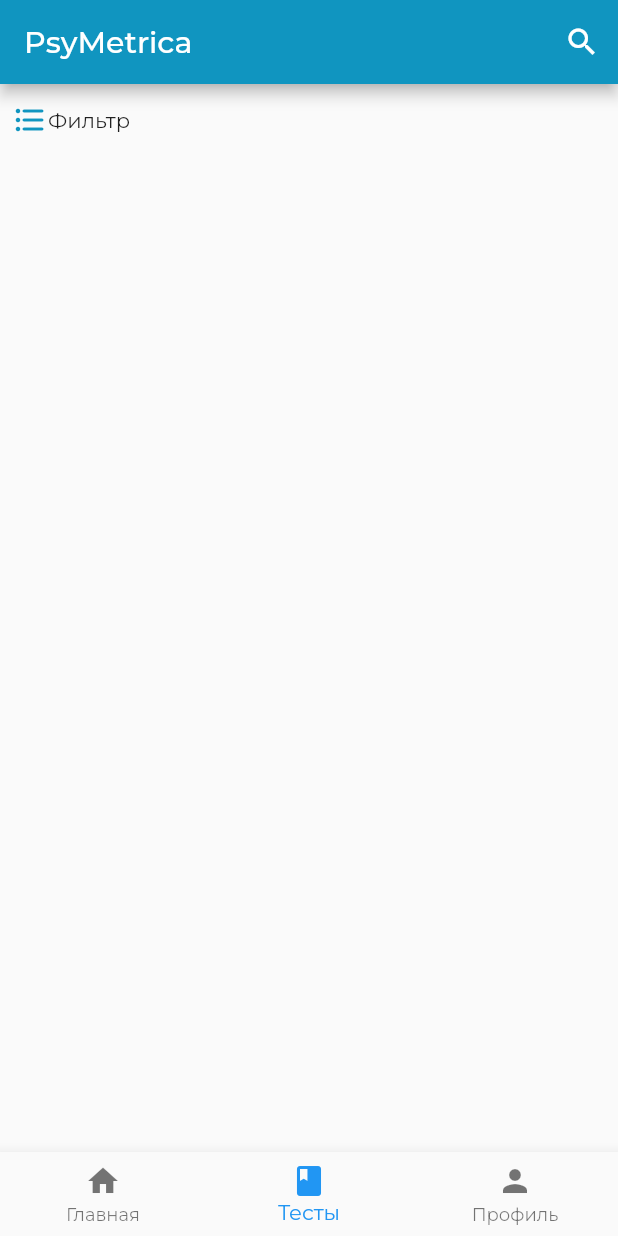
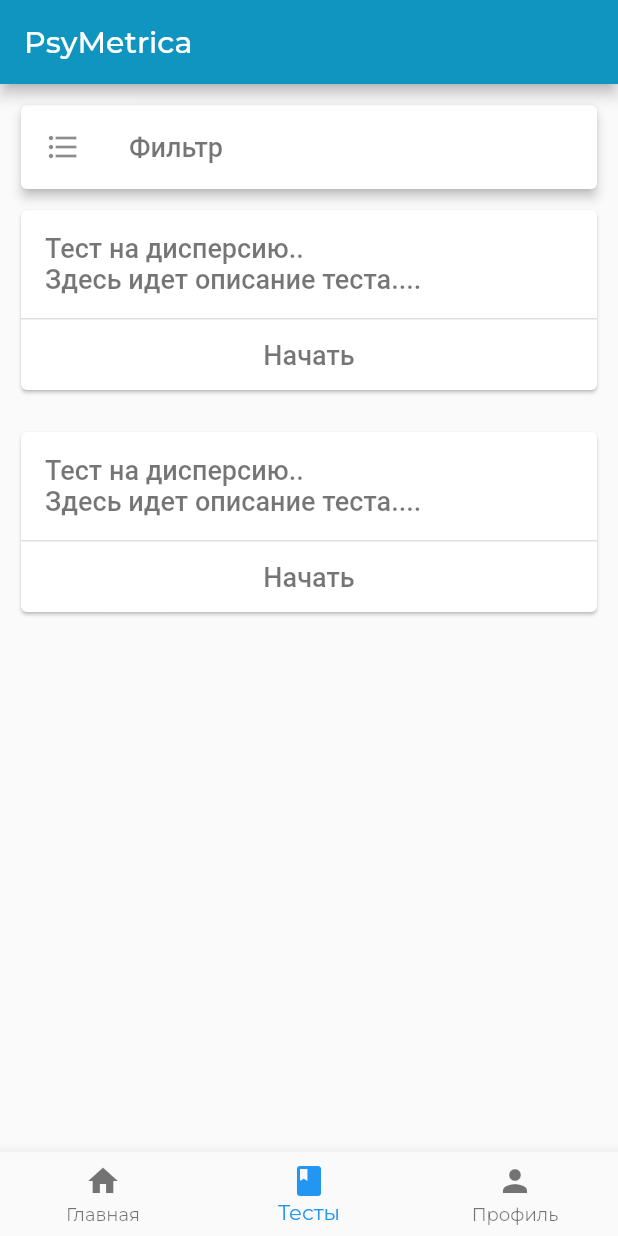
Before and after one commit to egorcherkasoff/psymetrica-mobile, a Flutter app: the TestsScreen screen opened by its route, on a phone screen of 412 x 824 dp. Run offline on Flutter 3.47's test engine with Material 2 defaults, Android fonts, the phone set to English and light mode, and no system bars; our stand-ins replace google_fonts, percent_indicator; missing offline and left inert: flutter_verification_code.

Commit message:
started working on 'tests' screen

```diff
--- a/lib/screens/tests.dart
+++ b/lib/screens/tests.dart
@@ -1,4 +1,6 @@
 import "package:flutter/material.dart";
+import "package:psymetrica/widgets/filter_button.dart";
+import "package:psymetrica/widgets/test_card.dart";
 
 class TestsScreen extends StatefulWidget {
   const TestsScreen({super.key});
@@ -15,15 +17,6 @@ class _TestsScreenState extends State<TestsScreen> {
         title: const Text('PsyMetrica'),
         backgroundColor: Theme.of(context).primaryColor,
         automaticallyImplyLeading: false,
-        actions: [
-          IconButton(
-            onPressed: () {},
-            icon: Icon(
-              Icons.search,
-              color: Colors.white,
-            ),
-          )
-        ],
       ),
       bottomNavigationBar: BottomNavigationBar(
         currentIndex: 1,
@@ -51,22 +44,32 @@ class _TestsScreenState extends State<TestsScreen> {
           ),
         ],
       ),
-      body: Column(
+      body: Stack(
+        fit: StackFit.expand,
         children: [
-          TextButton(
-            onPressed: () {},
-            child: Row(
+          SingleChildScrollView(
+            scrollDirection: Axis.vertical,
+            child: Column(
               children: [
-                Icon(
-                  Icons.format_list_bulleted_rounded,
-                  color: Theme.of(context).primaryColor,
+                const SizedBox(
+                  height: 70,
                 ),
-                Text(
-                  "Фильтр",
-                  style: Theme.of(context).textTheme.bodyMedium,
-                )
+                ListView.builder(
+                  physics: const NeverScrollableScrollPhysics(),
+                  shrinkWrap: true,
+                  itemCount: 2,
+                  itemBuilder: (context, index) {
+                    return const TestCard();
+                  },
+                ),
               ],
             ),
+          ),
+          const Positioned(
+            top: 0,
+            left: 0,
+            right: 0,
+            child: FilterButton(),
           ),
         ],
       ),
--- /dev/null
+++ b/lib/widgets/filter_button.dart
@@ -0,0 +1,26 @@
+import 'package:flutter/material.dart';
+
+class FilterButton extends StatelessWidget {
+  const FilterButton({super.key});
+
+  @override
+  Widget build(BuildContext context) {
+    return Padding(
+      padding: const EdgeInsets.all(10.0),
+      child: Card(
+        elevation: 3,
+        child: InkWell(
+          splashColor: Theme.of(context).primaryColor,
+          child: ListTile(
+            leading: const Icon(Icons.format_list_bulleted),
+            title: Text(
+              "Фильтр",
+              style: Theme.of(context).textTheme.displayMedium,
+            ),
+          ),
+          onTap: () {},
+        ),
+      ),
+    );
+  }
+}
--- a/lib/widgets/notification_card.dart
+++ b/lib/widgets/notification_card.dart
@@ -18,6 +18,7 @@ class NotificationCardState extends State<NotificationCard> {
       child: Card(
         elevation: 3,
         child: Column(
+          mainAxisSize: MainAxisSize.min,
           children: [
             ListTile(
               title: Text(
--- /dev/null
+++ b/lib/widgets/test_card.dart
@@ -0,0 +1,47 @@
+import 'package:flutter/material.dart';
+
+class TestCard extends StatelessWidget {
+  const TestCard({super.key});
+
+  @override
+  Widget build(BuildContext context) {
+    return Padding(
+      padding: const EdgeInsets.all(10),
+      child: Card(
+        child: Column(
+          mainAxisSize: MainAxisSize.min,
+          children: [
+            ListTile(
+              title: Text(
+                "Тест на дисперсию..",
+                style: Theme.of(context).textTheme.displayMedium,
+              ),
+              subtitle: Text(
+                "Здесь идет описание теста....",
+                style: Theme.of(context).textTheme.displayMedium,
+              ),
+            ),
+            InkWell(
+              onTap: () {},
+              splashColor: Theme.of(context).primaryColor,
+              child: Container(
+                width: double.infinity,
+                alignment: Alignment.center,
+                height: 48.0,
+                decoration: const BoxDecoration(
+                  border: Border(
+                    top: BorderSide(color: Colors.black12),
+                  ),
+                ),
+                child: Text(
+                  "Начать",
+                  style: Theme.of(context).textTheme.displayMedium,
+                ),
+              ),
+            ),
+          ],
+        ),
+      ),
+    );
+  }
+}
```
Also changed, not shown: lib/screens/home.dart (+0 -72 lines), lib/widgets/filter_modal.dart (added, +10 -0 lines).
